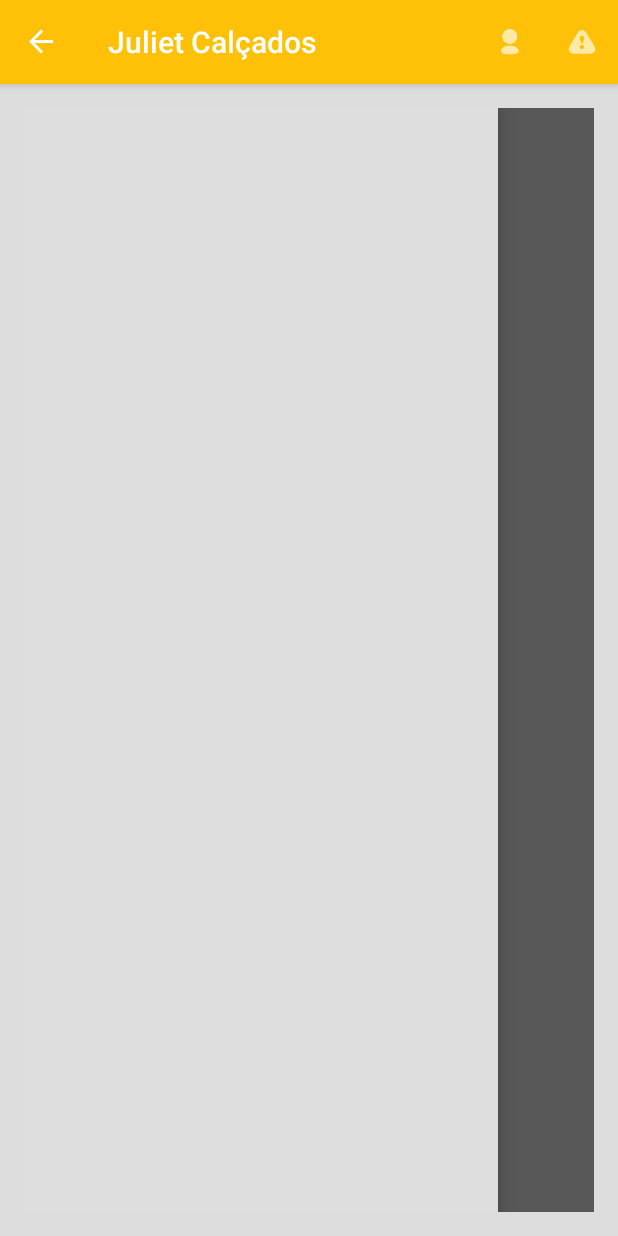
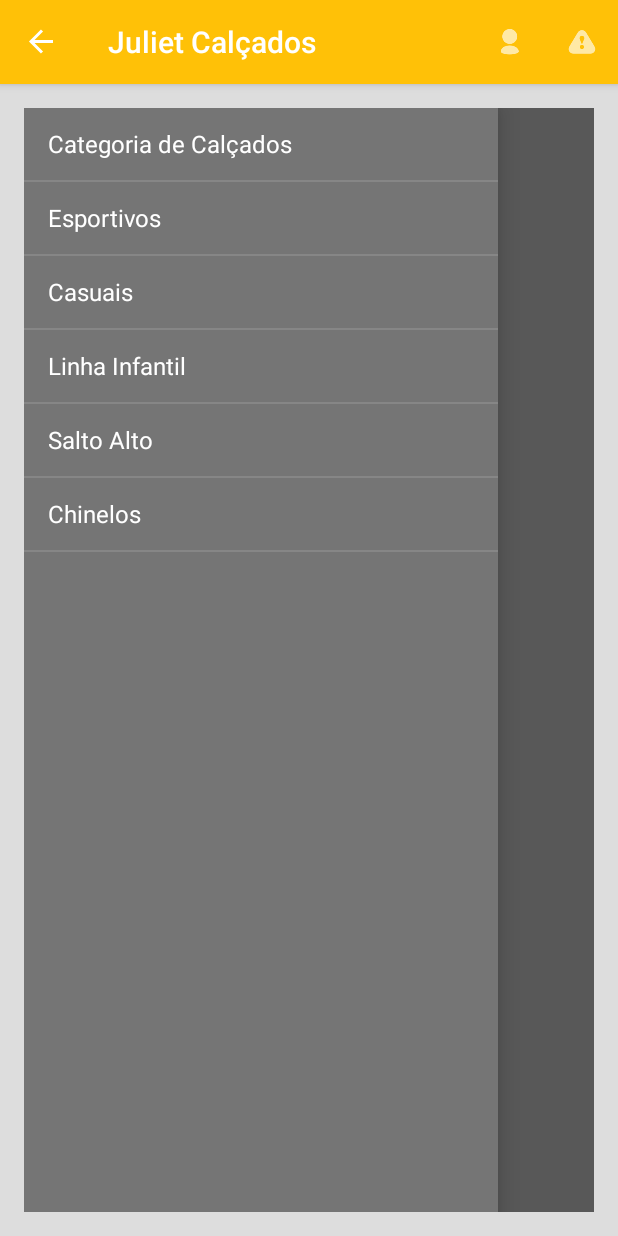
Before and after one commit to heitorsecurity/senactsi_pi4, an Android app: the HomeActivity screen opened directly, with no data from a screen before it, with the side drawer open, on a phone screen of 412 x 824 dp. Run offline under Robolectric (Android 15) with nearby library versions, the phone set to English and light mode, and no system bars.

Commit message:
Tarefa 2 de 3 Android

```diff
--- a/JulietApp/app/src/main/java/com/wesbalbinolive/julietapp/HomeActivity.java
+++ b/JulietApp/app/src/main/java/com/wesbalbinolive/julietapp/HomeActivity.java
@@ -10,12 +10,29 @@
 import android.view.Menu;
 import android.view.MenuItem;
 import android.view.View;
+import android.widget.AdapterView;
+import android.widget.ArrayAdapter;
 import android.widget.Button;
 import android.widget.ListView;
 
-public class HomeActivity extends AppCompatActivity {
+import java.sql.Struct;
+import java.util.ArrayList;
 
-    /*public Button btnCam;*/
+public class HomeActivity extends AppCompatActivity implements AdapterView.OnItemClickListener {
+
+    /*public Button btnCam;
+
+    btnCam = (Button) findViewById(R.id.btnCam);
+
+    btnCam.setOnClickListener(new View.OnClickListener() {
+        @Override
+        public void onClick(View view) {
+            Intent camera = new Intent(HomeActivity.this, CameraActivity.class);
+            startActivity(camera);
+            finish();
+        }
+    });*/
+
     private ActionBarDrawerToggle actionBarDrawerToggle;
     private DrawerLayout drawerLayout;
     private ListView navList;
@@ -26,23 +43,21 @@
         setContentView(R.layout.activity_home);
         drawerLayout = (DrawerLayout)findViewById(R.id.drawerLayout);
         navList = (ListView)findViewById(R.id.navlist);
+        ArrayList<String> navArray = new ArrayList<String>();
+        navArray.add("Categoria de Calçados");
+        navArray.add("Esportivos");
+        navArray.add("Casuais");
+        navArray.add("Linha Infantil");
+        navArray.add("Salto Alto");
+        navArray.add("Chinelos");
+        ArrayAdapter<String> adapter = new ArrayAdapter<String>(this,android.R.layout.simple_list_item_1,navArray);
+        navList.setAdapter(adapter);
         actionBarDrawerToggle = new ActionBarDrawerToggle(this,drawerLayout,R.string.opendrawer,R.string.closedrawer);
         drawerLayout.setDrawerListener(actionBarDrawerToggle);
 
         ActionBar actionBar = getSupportActionBar();
         actionBar.setDisplayShowHomeEnabled(true);
         actionBar.setDisplayHomeAsUpEnabled(true);
-
-        /*btnCam = (Button) findViewById(R.id.btnCam);
-
-        btnCam.setOnClickListener(new View.OnClickListener() {
-            @Override
-            public void onClick(View view) {
-                Intent camera = new Intent(HomeActivity.this, CameraActivity.class);
-                startActivity(camera);
-                finish();
-            }
-        });*/
     }
 
     @Override
@@ -89,4 +104,22 @@
 
         return super.onOptionsItemSelected(item);
     }
+
+    @Override
+    public void onItemClick(AdapterView<?> parent, View view, int position, long id) {
+        switch (position){
+            case 0:
+                break;
+            case 1:
+                break;
+            case 2:
+                break;
+            case 3:
+                break;
+            case 4:
+                break;
+            case 5:
+                break;
+        }
+    }
 }
--- a/JulietApp/app/src/main/res/layout/activity_home.xml
+++ b/JulietApp/app/src/main/res/layout/activity_home.xml
@@ -25,7 +25,7 @@
         android:layout_width="match_parent"
         android:layout_height="match_parent"
         android:id="@+id/navlist"
-        android:background="#dedede"
+        android:background="#757575"
         android:layout_gravity="start"/>
 
 </android.support.v4.widget.DrawerLayout>
```
Also changed, not shown: 4 other files.
